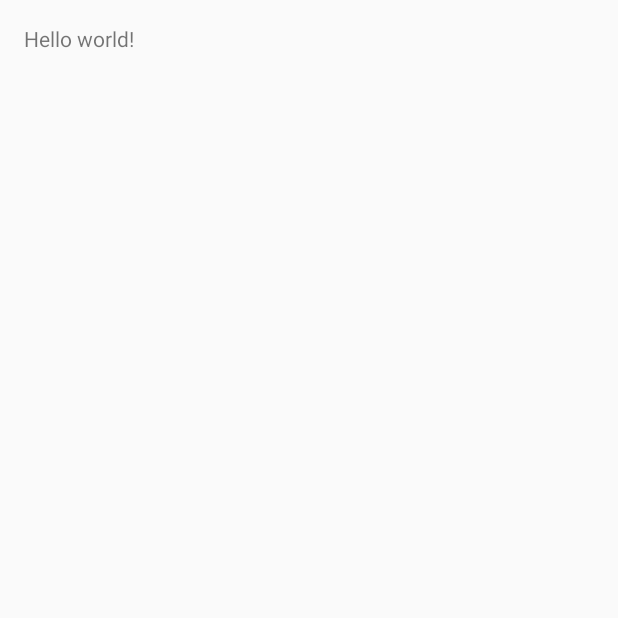
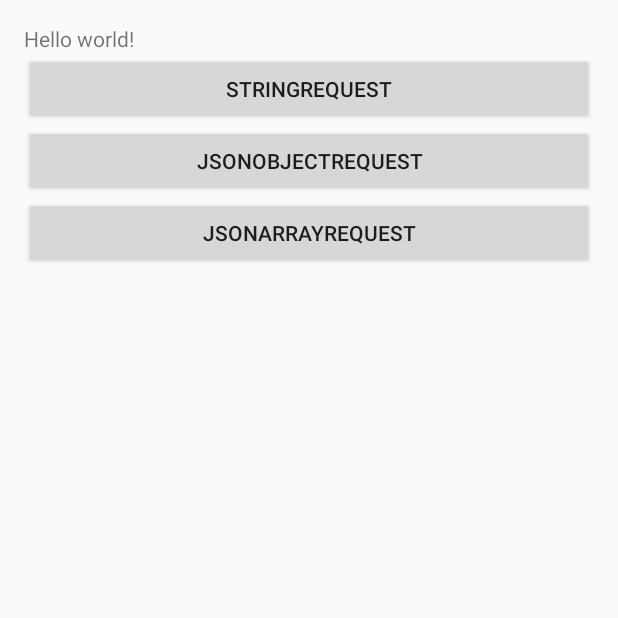
Before and after one commit to ZbkSou/UtilVolley, an Android app: the screen it shows after launch (MainActivity), on a phone screen of 412 x 824 dp, the top half of it. Before the commit the part shown is almost empty. Run offline under Robolectric (Android 15) with nearby library versions, the phone set to English and light mode, and no system bars; our stand-ins replace Volley.

Commit message:
string volley ok

```diff
--- a/app/src/main/AndroidManifest.xml
+++ b/app/src/main/AndroidManifest.xml
@@ -1,7 +1,11 @@
 <?xml version="1.0" encoding="utf-8"?>
 <manifest xmlns:android="http://schemas.android.com/apk/res/android"
     package="com.example.bkzhou.utilvolley" >
-
+    <uses-permission android:name="android.permission.INTERNET" />
+    <uses-permission android:name="android.permission.KILL_BACKGROUND_PROCESSES"/>
+    <uses-permission android:name="android.permission.READ_EXTERNAL_STORAGE"/>
+    <uses-permission android:name="android.permission.WRITE_EXTERNAL_STORAGE"/>
+    <uses-permission android:name="android.permission.ACCESS_NETWORK_STATE"/>
     <application
         android:allowBackup="true"
         android:icon="@mipmap/ic_launcher"
--- a/app/src/main/java/com/example/bkzhou/network/NetError.java
+++ b/app/src/main/java/com/example/bkzhou/network/NetError.java
@@ -10,6 +10,11 @@ public class NetError extends Exception {
   public int errorCode;
   public String errorMessage;
 
+  @Override
+  public String getMessage() {
+    return errorMessage;
+  }
+
   /**
    * 将volley的错误信息转换成通用的信息
    */
--- a/app/src/main/java/com/example/bkzhou/utilvolley/MainActivity.java
+++ b/app/src/main/java/com/example/bkzhou/utilvolley/MainActivity.java
@@ -5,15 +5,61 @@ import android.support.v7.app.ActionBarActivity;
 import android.os.Bundle;
 import android.view.Menu;
 import android.view.MenuItem;
+import android.view.View;
+import android.widget.Button;
+
+import com.android.volley.NetworkError;
+import com.example.bkzhou.netapi.NetApi;
+import com.example.bkzhou.network.BaseNetApi;
+import com.example.bkzhou.network.NetError;
+import com.example.bkzhou.utils.Log;
+
+import java.util.HashMap;
 
 
-public class MainActivity extends Activity {
-
+public class MainActivity extends Activity implements View.OnClickListener{
+  private Button stringVolleyBut;
+  private Button jsonObjectVolleyBut;
+  private Button jsonArrayVolleyBut;
   @Override
   protected void onCreate(Bundle savedInstanceState) {
     super.onCreate(savedInstanceState);
     setContentView(R.layout.activity_main);
+    init();
+  }
+  private void  init(){
+    stringVolleyBut = (Button) this.findViewById(R.id.string_volley_test);
+    stringVolleyBut.setOnClickListener(this);
+    jsonObjectVolleyBut = (Button) this.findViewById(R.id.jsonoarray_volley_test);
+    jsonObjectVolleyBut.setOnClickListener(this);
+    jsonArrayVolleyBut = (Button) this.findViewById(R.id.jsonobject_volley_test);
+    jsonArrayVolleyBut .setOnClickListener(this);
   }
 
 
+  @Override
+  public void onClick(View view) {
+
+    switch (view.getId()){
+       case R.id.string_volley_test:
+         NetApi.getInstance().stringRequest(this, "https://www.baidu.com", new HashMap<String, String>(),
+           new BaseNetApi.OnNetCallback<String>() {
+
+             @Override
+             public void onSuccess(String result) {
+               Log.d("MainActivity",result);
+             }
+
+             @Override
+             public void onError(NetError error) {
+               Log.d("MainActivity",error.getMessage());
+             }
+           });
+        break;
+      case R.id.jsonoarray_volley_test:
+        break;
+      case R.id.jsonobject_volley_test:
+        break;
+    }
+  }
 }
--- a/app/src/main/res/layout/activity_main.xml
+++ b/app/src/main/res/layout/activity_main.xml
@@ -1,7 +1,8 @@
-<RelativeLayout xmlns:android="http://schemas.android.com/apk/res/android"
+<LinearLayout xmlns:android="http://schemas.android.com/apk/res/android"
                 xmlns:tools="http://schemas.android.com/tools"
                 android:layout_width="match_parent"
                 android:layout_height="match_parent"
+                android:orientation="vertical"
                 android:paddingLeft="@dimen/activity_horizontal_margin"
                 android:paddingRight="@dimen/activity_horizontal_margin"
                 android:paddingTop="@dimen/activity_vertical_margin"
@@ -12,5 +13,20 @@
         android:text="@string/hello_world"
         android:layout_width="wrap_content"
         android:layout_height="wrap_content"/>
+    <Button
+        android:layout_width="match_parent"
+        android:layout_height="wrap_content"
+        android:id="@+id/string_volley_test"
+        android:text="stringRequest"/>
+    <Button
+        android:layout_width="match_parent"
+        android:layout_height="wrap_content"
+        android:id="@+id/jsonobject_volley_test"
+        android:text="jsonObjectRequest"/>
+    <Button
+        android:layout_width="match_parent"
+        android:layout_height="wrap_content"
+        android:id="@+id/jsonoarray_volley_test"
+        android:text="jsonArrayRequest"/>
 
-</RelativeLayout>
+</LinearLayout>
```
Also changed, not shown: app/src/main/java/com/example/bkzhou/netapi/NetApi.java (added, +24 -0 lines), app/src/main/java/com/example/bkzhou/network/BaseNetApi.java (+4 -3 lines), 1 other file.
